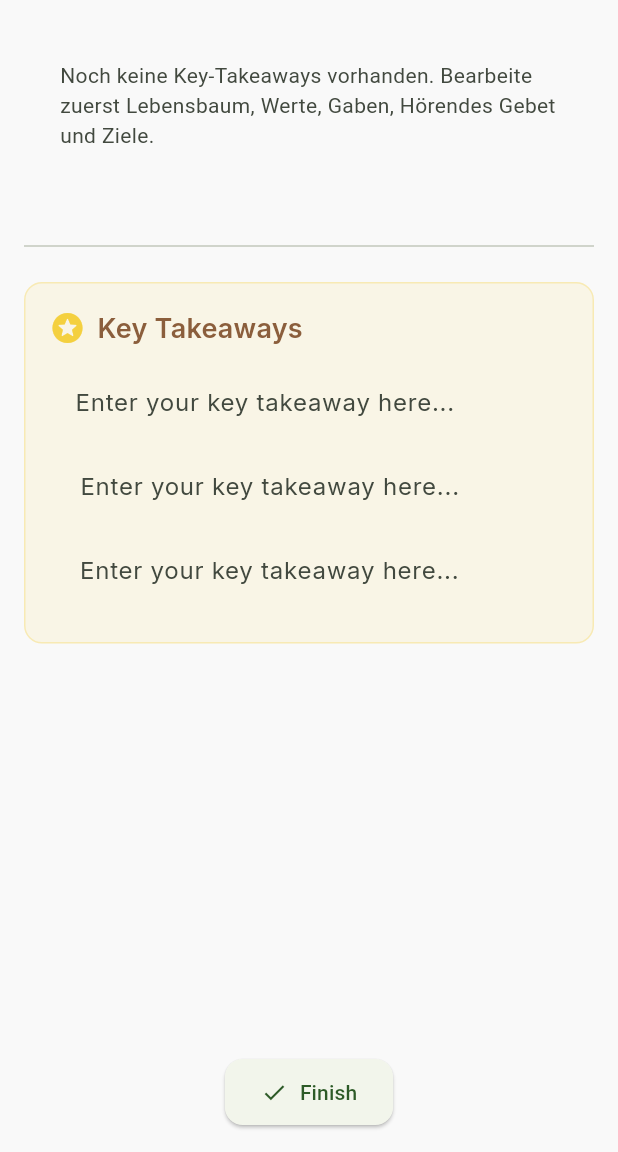
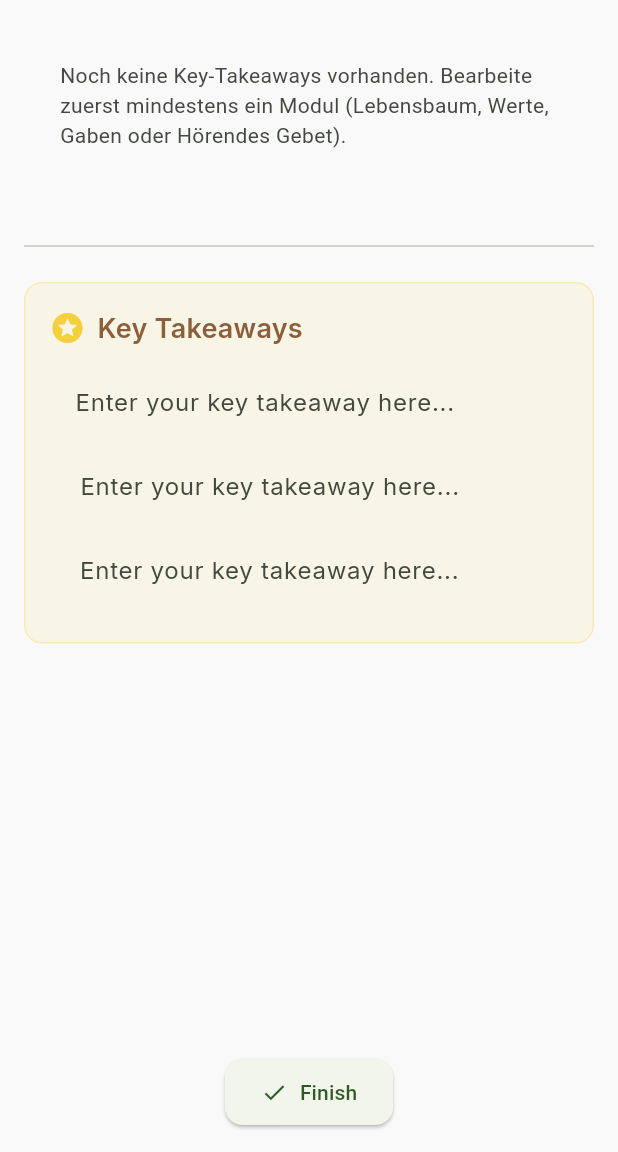
Before and after one commit to Paradoxianer/design_for_life, a Flutter app: the SynthesisScreen screen opened by its route, after a tap on "Finish", after a tap on the "edit" icon, on a phone screen of 412 x 824 dp, the part 84-1236 px from its top. Run offline on Flutter 3.47's test engine with Material 3 defaults, Android fonts, the phone set to English and light mode, and no system bars; our stand-ins replace equatable, flutter_bloc, go_router, google_fonts, hydrated_bloc, image_picker and 2 more; missing offline and left inert: graphview.

```diff
--- a/lib/features/synthesis/bloc/synthesis_bloc.dart
+++ b/lib/features/synthesis/bloc/synthesis_bloc.dart
@@ -16,7 +16,10 @@ class SynthesisBloc extends HydratedBloc<SynthesisEvent, SynthesisState> {
     InitializeSynthesis event,
     Emitter<SynthesisState> emit,
   ) {
-    if (state.initialized && !event.force) return;
+    // Skip re-initialization only when the board already has cards the user may
+    // have rearranged.  If initialized but empty (first visit had no data),
+    // always try again so newly filled modules appear.
+    if (state.initialized && state.hasAnyCards && !event.force) return;
 
     final seededColumns = <String, List<SynthesisCard>>{};
     var counter = 0;
--- a/lib/features/synthesis/widgets/synthesis_editor.dart
+++ b/lib/features/synthesis/widgets/synthesis_editor.dart
@@ -58,7 +58,7 @@ class _ConnectionsBoard extends StatelessWidget {
             padding: const EdgeInsets.all(24),
             child: Text(
               'Noch keine Key-Takeaways vorhanden. '
-              'Bearbeite zuerst Lebensbaum, Werte, Gaben, Hörendes Gebet und Ziele.',
+              'Bearbeite zuerst mindestens ein Modul (Lebensbaum, Werte, Gaben oder Hörendes Gebet).',
               style: theme.textTheme.bodyMedium?.copyWith(
                 color: theme.colorScheme.onSurfaceVariant,
               ),
```
Also changed, not shown: lib/features/imagine/widgets/imagine_editor.dart (+9 -0 lines).
